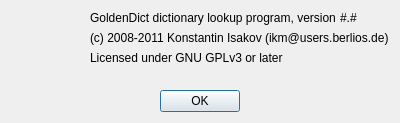
goldendict/goldendict, file about.ui: the form before one commit.
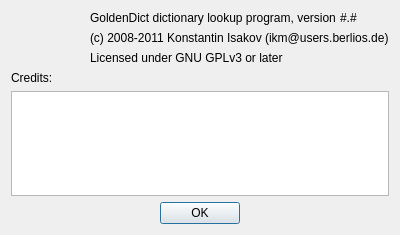
The form after the commit. Icons and pictures are not drawn.

Commit message:
Implement Credits window in the About dialog to show project contributors.
The actual credits file is to be fully populated yet.

Diff of the .ui file:
```diff
--- a/about.ui
+++ b/about.ui
@@ -10,7 +10,7 @@
     <x>0</x>
     <y>0</y>
     <width>400</width>
-    <height>123</height>
+    <height>235</height>
    </rect>
   </property>
   <property name="windowTitle">
@@ -88,6 +88,16 @@
      </item>
     </layout>
    </item>
+   <item>
+    <widget class="QLabel" name="label_5">
+     <property name="text">
+      <string>Credits:</string>
+     </property>
+     <property name="alignment">
+      <set>Qt::AlignLeading|Qt::AlignLeft|Qt::AlignVCenter</set>
+     </property>
+    </widget>
+   </item>
    <item>
     <spacer name="verticalSpacer">
      <property name="orientation">
@@ -101,6 +111,13 @@
      </property>
     </spacer>
    </item>
+   <item>
+    <widget class="QTextBrowser" name="credits">
+     <property name="enabled">
+      <bool>true</bool>
+     </property>
+    </widget>
+   </item>
    <item>
     <widget class="QDialogButtonBox" name="buttonBox">
      <property name="orientation">
```
Left out of the diff: 2 changed lines with no effect on the pictures. The commit also changes 6 other files.
